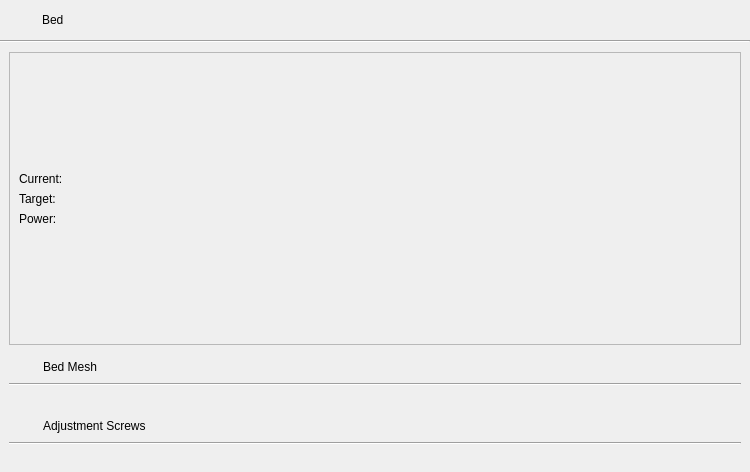
Before: the Qt Designer form pages/printer/widgets/printerbed/printerbedwidget.ui in DigitalArtifex/Flo, drawn with Qt 5.
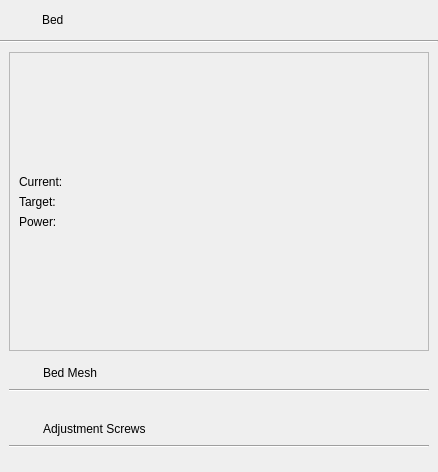
After: the same form once the commit is applied.

What changed in the file:
```diff
--- a/pages/printer/widgets/printerbed/printerbedwidget.ui
+++ b/pages/printer/widgets/printerbed/printerbedwidget.ui
@@ -6,7 +6,7 @@
    <rect>
     <x>0</x>
     <y>0</y>
-    <width>750</width>
+    <width>438</width>
     <height>472</height>
    </rect>
   </property>
@@ -90,7 +90,7 @@
        <widget class="QFrame" name="bedMeshFrame">
         <property name="minimumSize">
          <size>
-          <width>0</width>
+          <width>420</width>
           <height>50</height>
          </size>
         </property>
@@ -112,7 +112,23 @@
          </property>
          <item row="2" column="0">
           <widget class="QWidget" name="bedMeshContent" native="true">
-           <layout class="QGridLayout" name="gridLayout_7"/>
+           <layout class="QGridLayout" name="gridLayout_7">
+            <property name="leftMargin">
+             <number>0</number>
+            </property>
+            <property name="topMargin">
+             <number>0</number>
+            </property>
+            <property name="rightMargin">
+             <number>0</number>
+            </property>
+            <property name="bottomMargin">
+             <number>0</number>
+            </property>
+            <property name="spacing">
+             <number>0</number>
+            </property>
+           </layout>
           </widget>
          </item>
          <item row="0" column="0">
@@ -287,9 +303,15 @@
       </item>
       <item row="2" column="0">
        <widget class="QFrame" name="adjustmentScrewFrame">
+        <property name="sizePolicy">
+         <sizepolicy hsizetype="Preferred" vsizetype="Fixed">
+          <horstretch>0</horstretch>
+          <verstretch>0</verstretch>
+         </sizepolicy>
+        </property>
         <property name="minimumSize">
          <size>
-          <width>450</width>
+          <width>420</width>
           <height>50</height>
          </size>
         </property>
@@ -311,7 +333,23 @@
          </property>
          <item row="2" column="0">
           <widget class="QWidget" name="adjustmentScrewContent" native="true">
-           <layout class="QGridLayout" name="gridLayout_8"/>
+           <layout class="QGridLayout" name="gridLayout_8">
+            <property name="leftMargin">
+             <number>0</number>
+            </property>
+            <property name="topMargin">
+             <number>0</number>
+            </property>
+            <property name="rightMargin">
+             <number>0</number>
+            </property>
+            <property name="bottomMargin">
+             <number>0</number>
+            </property>
+            <property name="spacing">
+             <number>0</number>
+            </property>
+           </layout>
           </widget>
          </item>
          <item row="0" column="0">
```
